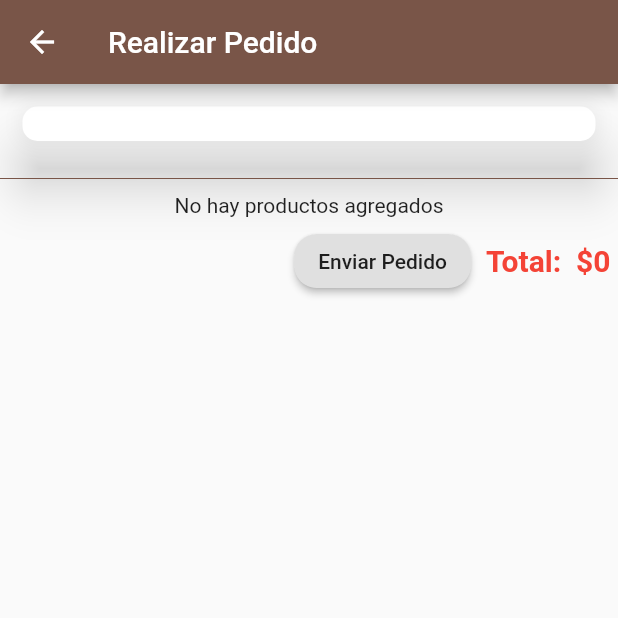
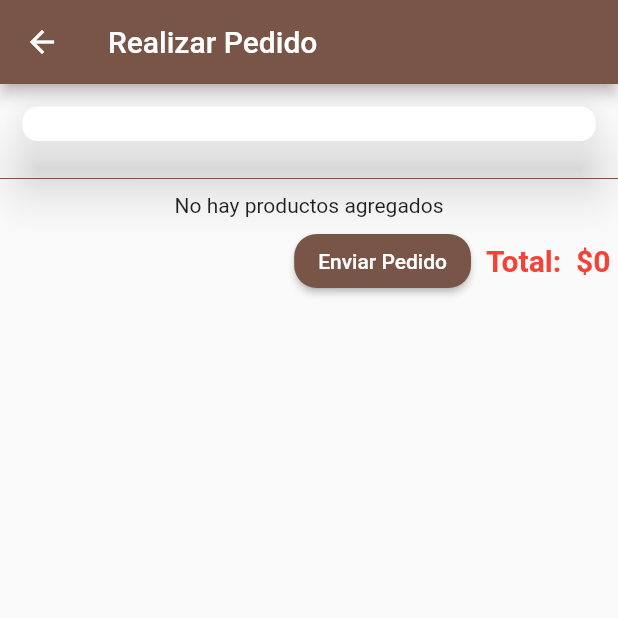
Before and after one commit to smarriagac/inventory_app, a Flutter app: the PedidoPage screen opened directly with empty values, on a phone screen of 412 x 824 dp, the top half of it. Run offline on Flutter 3.47's test engine with Material 2 defaults, Android fonts, the light colour scheme and no system bars; our stand-ins replace curved_navigation_bar, open_file, sqflite; missing offline and left inert: share_extend, super_qr_reader, syncfusion_flutter_pdf; accounts and stored records are empty.

Commit message:
Todo ok, generando PDF

```diff
--- a/lib/src/pages/pedido_page.dart
+++ b/lib/src/pages/pedido_page.dart
@@ -2,7 +2,6 @@ import 'dart:io';
 
 import 'package:flutter/material.dart';
 import 'package:intl/intl.dart';
-import 'package:rickpan_app/src/bloc/validator.dart';
 import 'package:rickpan_app/src/models/carrito_model.dart';
 
 import 'package:rickpan_app/src/models/scan_model.dart';
@@ -86,7 +85,9 @@ class _PedidoPageState extends State<PedidoPage> {
             alignment: Alignment.bottomRight,
             padding: EdgeInsets.all(5.0),
             child: RaisedButton(
-              child: Text('Enviar Pedido'),
+              color: Theme.of(context).primaryColor,
+              child:
+                  Text('Enviar Pedido', style: TextStyle(color: Colors.white)),
               shape: RoundedRectangleBorder(
                   borderRadius: BorderRadius.circular(15.0)),
               onPressed: () => _generarPDF(pedidoS, _nproducto, context, scan),
@@ -171,7 +172,6 @@ class _PedidoPageState extends State<PedidoPage> {
       onPressed: () {
         setState(() {
           _nproducto[i].cantidad++;
-          //print('Incremento[$i] : ${_nproducto[i].cantidad}');
         });
       },
     );
@@ -184,7 +184,6 @@ class _PedidoPageState extends State<PedidoPage> {
       iconSize: 20.0,
       onPressed: () {
         setState(() {
-          //print('Decremento [$i] : ${_nproducto[i].cantidad}');
           _nproducto[i].cantidad--;
           if (_nproducto[i].cantidad <= 0) {
             _nproducto[i].cantidad = 0;
@@ -198,9 +197,6 @@ class _PedidoPageState extends State<PedidoPage> {
     return Expanded(
       child: Column(
         children: [
-/*           Text('Total',
-              style: TextStyle(fontSize: 25.0, fontWeight: FontWeight.bold)),
-          SizedBox(height: 10.0), */
           Container(
             child: Text('${_nproducto[i].cantidad * pedidoS[i].precio}',
                 style: TextStyle(
@@ -263,7 +259,6 @@ class _PedidoPageState extends State<PedidoPage> {
     var tamanoPagina = pagina.getClientSize();
     //fecha
     var now = DateTime.now();
-    //print(DateFormat("dd - MM - yyyy").format(now));
 
     // ================ figura rickpan ========================= //
     pagina.graphics.drawRectangle(
@@ -346,7 +341,6 @@ class _PedidoPageState extends State<PedidoPage> {
             PdfPaddings(bottom: 5, left: 5, right: 5, top: 5);
       }
     }
-    //return grid;
 
     grid.draw(
         page: pagina,
```
